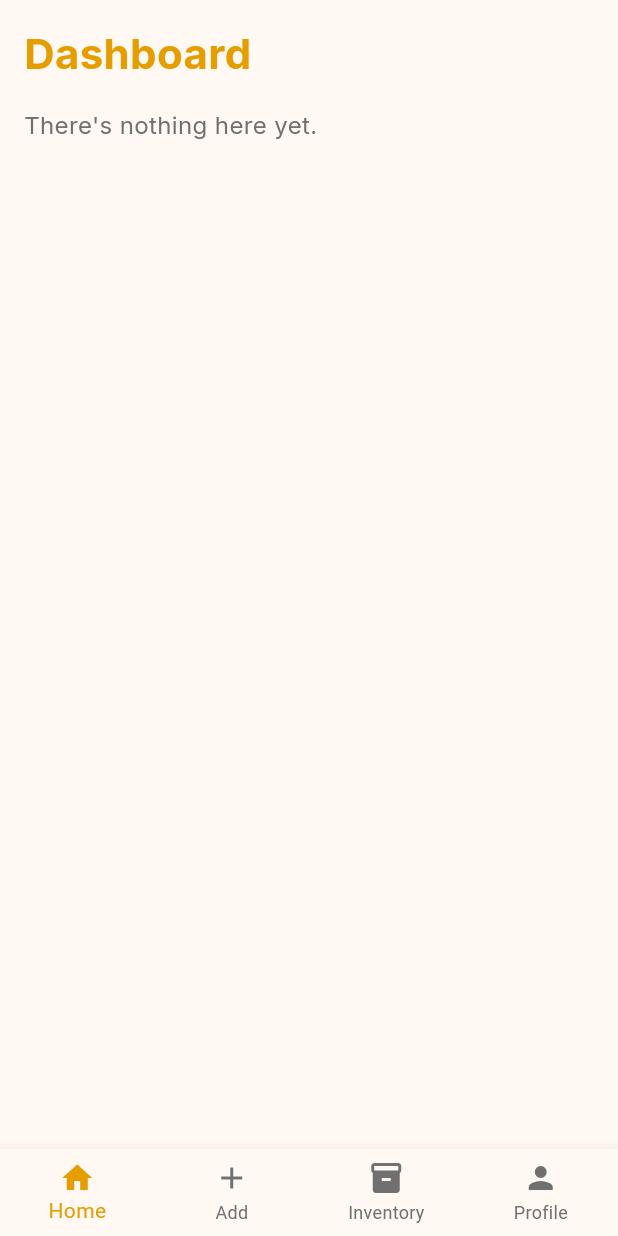
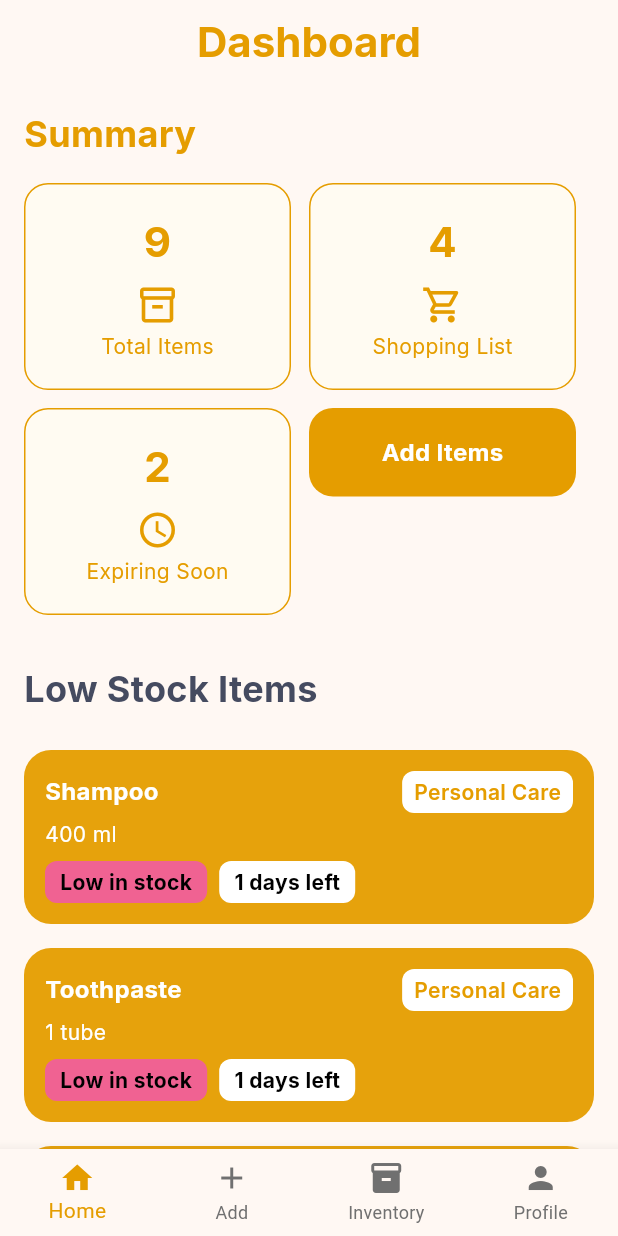
Before and after one commit to dynura/NeverOut, a Flutter app: the HomePage screen opened directly, on a phone screen of 412 x 824 dp. Run offline on Flutter 3.47's test engine with Material 3 defaults, Android fonts, the phone set to English and light mode, and no system bars; our stand-ins replace cloud_firestore, firebase_auth, firebase_core, firebase_storage, flutter_dotenv, flutter_local_notifications and 3 more; missing offline and left inert: google_ml_kit; accounts and stored records are empty.

Commit message:
homepage done

```diff
--- a/lib/features/user_auth/presentation/pages/home_page.dart
+++ b/lib/features/user_auth/presentation/pages/home_page.dart
@@ -1,63 +1,219 @@
-// home_page.dart
-
+import 'dart:math';
 import 'package:flutter/material.dart';
 import 'package:neverout/features/user_auth/presentation/widgets/app_theme.dart';
+import 'package:neverout/features/user_auth/presentation/widgets/app_navigation.dart';
 import 'package:neverout/features/user_auth/presentation/pages/add_page.dart';
+import 'package:neverout/features/user_auth/presentation/pages/profile_page.dart';
 import 'package:neverout/features/user_auth/presentation/pages/inventory_page.dart';
-import 'package:neverout/features/user_auth/presentation/pages/profile_page.dart';
-import 'package:neverout/features/user_auth/presentation/widgets/app_navigation.dart';
 
-class HomePage extends StatefulWidget {
+class HomePage extends StatelessWidget {
   const HomePage({super.key});
 
   @override
-  State<HomePage> createState() => _HomePageState();
-}
+  Widget build(BuildContext context) {
+    final lowStockItems = allItems.where((item) => item['count'] < 3).toList();
 
-class _HomePageState extends State<HomePage> {
-  @override
-  Widget build(BuildContext context) {
     return Scaffold(
+      appBar: AppBar(
+        title: Text(
+          'Dashboard',
+          style: AppTheme.headingLarge().copyWith(color: AppTheme.primaryColor),
+        ),
+        centerTitle: true,
+        backgroundColor: Colors.transparent,
+        elevation: 0,
+      ),
       body: SafeArea(
-        child: Padding(
-          padding: const EdgeInsets.all(16.0),
+        child: SingleChildScrollView(
+          padding: const EdgeInsets.all(16),
           child: Column(
             crossAxisAlignment: CrossAxisAlignment.start,
             children: [
-              // Dashboard title
-              Text('Dashboard', style: AppTheme.headingLarge()),
+              Text('Summary', style: AppTheme.headingMedium()),
+
               const SizedBox(height: 16),
+              LayoutBuilder(
+                builder: (context, constraints) {
+                  double boxWidth = (constraints.maxWidth - 24) / 2;
 
-              // Empty state message
+                  return Wrap(
+                    spacing: 12,
+                    runSpacing: 12,
+                    children: [
+                      _buildResponsiveSummaryCard('Total Items', '9', Icons.inventory_2_outlined, boxWidth),
+                      _buildResponsiveSummaryCard('Shopping List', '4', Icons.shopping_cart_outlined, boxWidth),
+                      _buildResponsiveSummaryCard('Expiring Soon', '2', Icons.access_time_outlined, boxWidth),
+                      _buildResponsiveAddItemCard(context, boxWidth),
+                    ],
+                  );
+                },
+              ),
+
+              const SizedBox(height: 32),
               Text(
-                "There's nothing here yet.",
-                style: AppTheme.bodyMedium(color: AppTheme.thirdColor),
+                'Low Stock Items',
+                style: AppTheme.headingMedium().copyWith(
+                  color: AppTheme.secondColor,
+                ),
               ),
+              const SizedBox(height: 16),
+              _buildLowStockList(lowStockItems),
             ],
           ),
         ),
       ),
       bottomNavigationBar: AppNavigation.bottomNavigationBar(
         currentIndex: 0,
-        onTap: (index) {
-          if (index == 3) { // Profile tab
-            Navigator.push(
-              context,
-              MaterialPageRoute(builder: (context) => const ProfilePage()),
-            );
-          } else if (index == 1) { // Add tab
-              Navigator.push(
-                context,
-                MaterialPageRoute(builder: (context) => const AddPage()),
-              );
-            } else if (index == 2) { // Inventory tab
-              Navigator.push(
-                context,
-                MaterialPageRoute(builder: (context) => const InventoryPage()),
-              );
-            }
-        },
+        onTap: (index) => _handleNavigation(index, context),
       ),
     );
   }
+
+  Widget _buildResponsiveSummaryCard(String title, String count, IconData icon, double width) {
+    return Container(
+      width: width,
+      padding: const EdgeInsets.symmetric(vertical: 18),
+      decoration: BoxDecoration(
+        color: const Color(0xFFFFFBF2),
+        border: Border.all(color: AppTheme.primaryColor),
+        borderRadius: BorderRadius.circular(16),
+      ),
+      child: Column(
+        mainAxisSize: MainAxisSize.min,
+        children: [
+          Text(count, style: AppTheme.headingLarge().copyWith(color: AppTheme.primaryColor)),
+          const SizedBox(height: 8),
+          Icon(icon, color: AppTheme.primaryColor, size: 28),
+          const SizedBox(height: 4),
+          Text(title, style: AppTheme.bodySmall().copyWith(color: AppTheme.primaryColor)),
+        ],
+      ),
+    );
+  }
+
+  Widget _buildResponsiveAddItemCard(BuildContext context, double width) {
+    return GestureDetector(
+      onTap: () {
+        Navigator.push(context, MaterialPageRoute(builder: (context) => const AddPage()));
+      },
+      child: Container(
+        width: width,
+        padding: const EdgeInsets.symmetric(vertical: 18),
+        decoration: BoxDecoration(
+          color: AppTheme.primaryColor,
+          borderRadius: BorderRadius.circular(16),
+        ),
+        child: Center(
+          child: Text(
+            'Add Items',
+            style: AppTheme.bodyMedium().copyWith(
+              color: Colors.white,
+              fontWeight: FontWeight.bold,
+            ),
+          ),
+        ),
+      ),
+    );
+  }
+
+  Widget _buildLowStockList(List<Map<String, dynamic>> items) {
+    if (items.isEmpty) {
+      return Center(
+        child: Text(
+          'All items are sufficiently stocked.',
+          style: AppTheme.bodyMedium(),
+        ),
+      );
+    }
+
+    return ListView.builder(
+      itemCount: items.length,
+      shrinkWrap: true,
+      physics: const NeverScrollableScrollPhysics(),
+      itemBuilder: (context, index) {
+        final item = items[index];
+        final daysLeft = Random().nextInt(10) + 1;
+
+        return Container(
+          margin: const EdgeInsets.symmetric(vertical: 8),
+          padding: const EdgeInsets.all(14),
+          decoration: BoxDecoration(
+            color: AppTheme.primaryColor.withOpacity(0.95),
+            borderRadius: BorderRadius.circular(18),
+          ),
+          child: Column(
+            crossAxisAlignment: CrossAxisAlignment.start,
+            children: [
+              Row(
+                mainAxisAlignment: MainAxisAlignment.spaceBetween,
+                children: [
+                  Text(
+                    item['name'],
+                    style: AppTheme.bodyMedium().copyWith(
+                      color: Colors.white,
+                      fontWeight: FontWeight.bold,
+                    ),
+                  ),
+                  Container(
+                    padding: const EdgeInsets.symmetric(horizontal: 8, vertical: 4),
+                    decoration: BoxDecoration(
+                      color: Colors.white,
+                      borderRadius: BorderRadius.circular(8),
+                    ),
+                    child: Text(
+                      item['category'],
+                      style: AppTheme.bodySmall().copyWith(
+                        color: AppTheme.primaryColor,
+                        fontWeight: FontWeight.w600,
+                      ),
+                    ),
+                  ),
+                ],
+              ),
+              const SizedBox(height: 4),
+              Text(
+                item['quantity'],
+                style: AppTheme.bodySmall().copyWith(color: Colors.white),
+              ),
+              const SizedBox(height: 8),
+              Row(
+                children: [
+                  _buildStatusTag('Low in stock', Colors.pink.shade300),
+                  const SizedBox(width: 8),
+                  _buildStatusTag('$daysLeft days left', Colors.white),
+                ],
+              ),
+            ],
+          ),
+        );
+      },
+    );
+  }
+
+  Widget _buildStatusTag(String label, Color bgColor) {
+    return Container(
+      padding: const EdgeInsets.symmetric(horizontal: 10, vertical: 4),
+      decoration: BoxDecoration(
+        color: bgColor,
+        borderRadius: BorderRadius.circular(8),
+      ),
+      child: Text(
+        label,
+        style: AppTheme.bodySmall().copyWith(
+          color: Colors.black,
+          fontWeight: FontWeight.bold,
+        ),
+      ),
+    );
+  }
+
+  void _handleNavigation(int index, BuildContext context) {
+    if (index == 1) {
+      Navigator.pushNamed(context, '/inventory');
+    } else if (index == 2) {
+      Navigator.push(context, MaterialPageRoute(builder: (context) => const AddPage()));
+    } else if (index == 3) {
+      Navigator.push(context, MaterialPageRoute(builder: (context) => const ProfilePage()));
+    }
+  }
 }
```
Also changed, not shown: lib/features/user_auth/presentation/pages/inventory_page.dart (+25 -80 lines).
